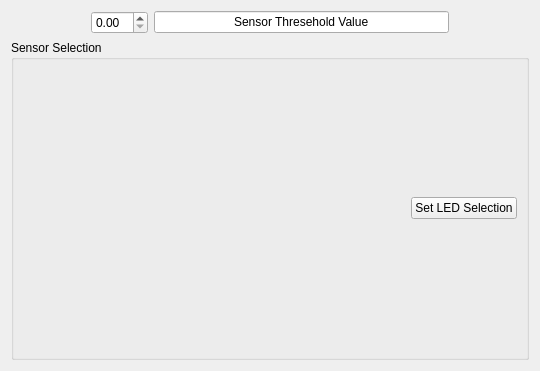
a2198699s/AI-Line-Follower, file rqt_plugins/rqt_line_sensor_control/src/rqt_line_sensor_control/LineSensorControl.ui: the form before one commit.
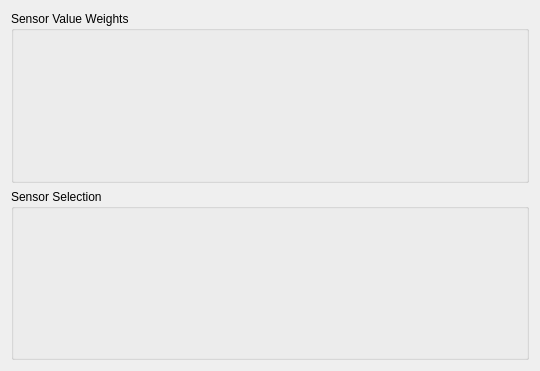
The form after the commit.

Commit message: updated line sensor plugins

What changed in the file:
```diff
--- a/rqt_plugins/rqt_line_sensor_control/src/rqt_line_sensor_control/LineSensorControl.ui
+++ b/rqt_plugins/rqt_line_sensor_control/src/rqt_line_sensor_control/LineSensorControl.ui
@@ -24,65 +24,16 @@
   </property>
   <layout class="QVBoxLayout" name="verticalLayout_3">
    <item>
-    <layout class="QHBoxLayout" name="horizontalLayout">
-     <property name="sizeConstraint">
-      <enum>QLayout::SetFixedSize</enum>
+    <widget class="QGroupBox" name="sensorValueWeightsBox">
+     <property name="title">
+      <string>Sensor Value Weights</string>
      </property>
-     <item>
-      <spacer name="horizontalSpacer">
-       <property name="orientation">
-        <enum>Qt::Horizontal</enum>
-       </property>
-       <property name="sizeType">
-        <enum>QSizePolicy::Fixed</enum>
-       </property>
-       <property name="sizeHint" stdset="0">
-        <size>
-         <width>80</width>
-         <height>20</height>
-        </size>
-       </property>
-      </spacer>
-     </item>
-     <item>
-      <widget class="QDoubleSpinBox" name="threshold_value_box"/>
-     </item>
-     <item>
-      <widget class="QLineEdit" name="lineEdit">
-       <property name="sizePolicy">
-        <sizepolicy hsizetype="Expanding" vsizetype="Fixed">
-         <horstretch>0</horstretch>
-         <verstretch>0</verstretch>
-        </sizepolicy>
-       </property>
-       <property name="text">
-        <string>Sensor Thresehold Value</string>
-       </property>
-       <property name="alignment">
-        <set>Qt::AlignCenter</set>
-       </property>
-       <property name="readOnly">
-        <bool>true</bool>
-       </property>
-      </widget>
-     </item>
-     <item>
-      <spacer name="horizontalSpacer_2">
-       <property name="orientation">
-        <enum>Qt::Horizontal</enum>
-       </property>
-       <property name="sizeType">
-        <enum>QSizePolicy::Fixed</enum>
-       </property>
-       <property name="sizeHint" stdset="0">
-        <size>
-         <width>80</width>
-         <height>20</height>
-        </size>
-       </property>
-      </spacer>
-     </item>
-    </layout>
+     <layout class="QHBoxLayout" name="horizontalLayout_2">
+      <item>
+       <layout class="QHBoxLayout" name="sensorWeightsLayout"/>
+      </item>
+     </layout>
+    </widget>
    </item>
    <item>
     <widget class="QGroupBox" name="groupBox_2">
@@ -98,30 +49,6 @@
         <item>
          <layout class="QHBoxLayout" name="ledButtonLayout"/>
         </item>
-        <item>
-         <layout class="QHBoxLayout" name="horizontalLayout_4">
-          <item>
-           <spacer name="horizontalSpacer_6">
-            <property name="orientation">
-             <enum>Qt::Horizontal</enum>
-            </property>
-            <property name="sizeHint" stdset="0">
-             <size>
-              <width>40</width>
-              <height>20</height>
-             </size>
-            </property>
-           </spacer>
-          </item>
-          <item>
-           <widget class="QPushButton" name="pushButton_12">
-            <property name="text">
-             <string>Set LED Selection</string>
-            </property>
-           </widget>
-          </item>
-         </layout>
-        </item>
        </layout>
       </item>
      </layout>
```
The commit also changes 5 other files.
